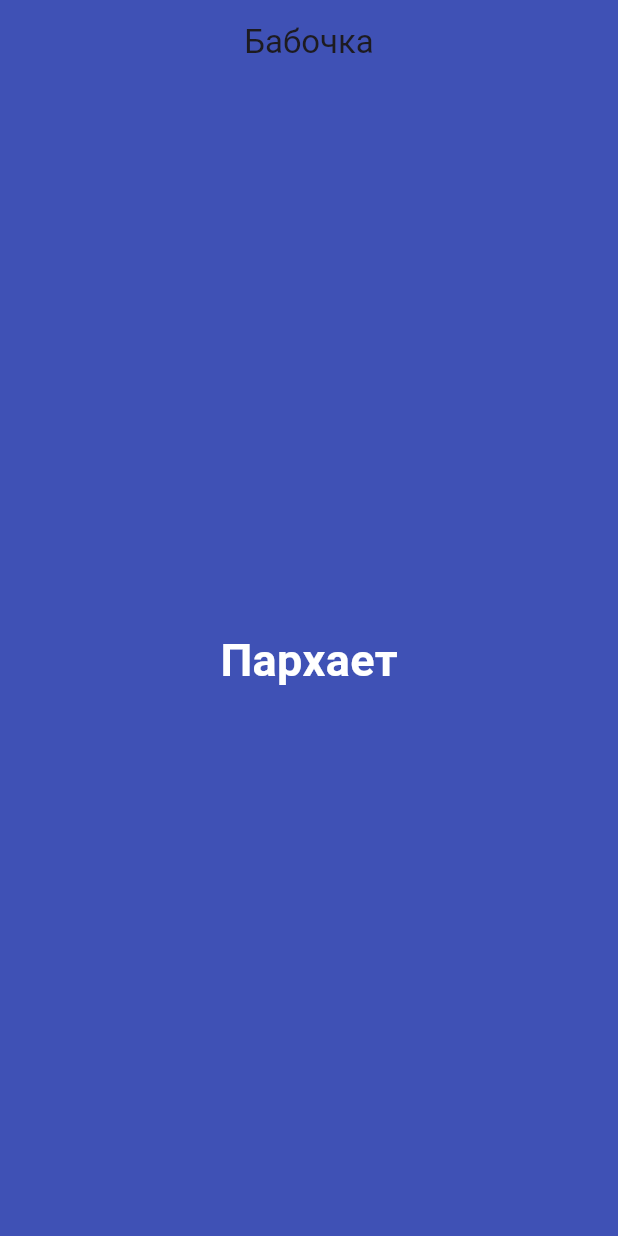
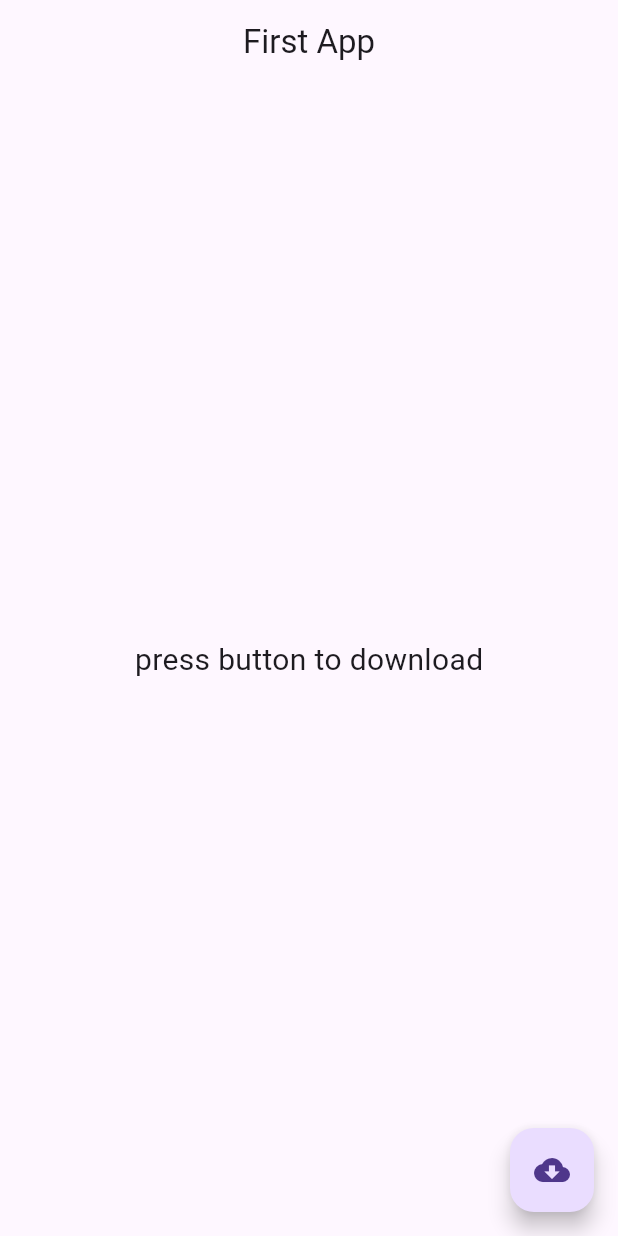
Before and after one commit to dexsid/flutter_application_1, a Flutter app: the screen it shows after launch, on a phone screen of 412 x 824 dp. Run offline on Flutter 3.47's test engine with Material 3 defaults, Android fonts, the phone set to English and light mode, and no system bars.

```diff
--- a/lib/main.dart
+++ b/lib/main.dart
@@ -1,22 +1,85 @@
-import 'package:flutter/cupertino.dart';
+import 'dart:async';
+
 import 'package:flutter/material.dart';
 
 void main() {
-  runApp(MaterialApp(
-    home: Scaffold(
-      backgroundColor: Colors.indigo,
-      appBar: AppBar(
-        title: const Text("Бабочка"),
-        centerTitle: true,
-        backgroundColor: Colors.indigo,
-      ),
-      body: const Center(
-        child: Text(
-          "Пархает",
-          style: TextStyle(
-              fontSize: 30, fontWeight: FontWeight.bold, color: Colors.white),
+  runApp(MyFirstWidget());
+}
+
+class MyFirstWidget extends StatefulWidget {
+  @override
+  State<StatefulWidget> createState() {
+    // TODO: implement createState
+    return _MyFirstWidgetState();
+  }
+}
+
+class _MyFirstWidgetState extends State<MyFirstWidget> {
+  late bool _loading;
+  late double _progressValue;
+  @override
+  void initState() {
+    // TODO: implement initState
+    _loading = false;
+    _progressValue = 0;
+    super.initState();
+  }
+
+  @override
+  Widget build(BuildContext context) {
+    return MaterialApp(
+      home: Scaffold(
+        appBar: AppBar(
+          title: const Text("First App"),
+          centerTitle: true,
+        ),
+        body: Center(
+          child: Container(
+              padding: EdgeInsets.all(10.0),
+              child: _loading
+                  ? Column(
+                      mainAxisAlignment: MainAxisAlignment.center,
+                      children: <Widget>[
+                        LinearProgressIndicator(
+                          value: _progressValue,
+                        ),
+                        Text(
+                          "${(_progressValue * 100).round()}%",
+                          style: TextStyle(fontSize: 20),
+                        ),
+                      ],
+                    )
+                  : const Text(
+                      "press button to download",
+                      style: TextStyle(fontSize: 20),
+                    )),
+        ),
+        floatingActionButton: FloatingActionButton(
+          onPressed: () {
+            setState(() {
+              _loading = !_loading;
+              _updateProgress();
+            });
+          },
+          child: Icon(Icons.cloud_download),
         ),
       ),
-    ),
-  ));
+    );
+  }
+
+  void _updateProgress() {
+    const oneSec = const Duration(seconds: 1);
+    Timer.periodic(oneSec, (Timer t) {
+      setState(() {
+        _progressValue += 0.2;
+        // ignore: unrelated_type_equality_checks
+        if (_progressValue.toStringAsFixed(1) == '1.0') {
+          _loading = false;
+          t.cancel();
+          _progressValue = 0.0;
+          return;
+        }
+      });
+    });
+  }
 }
```
